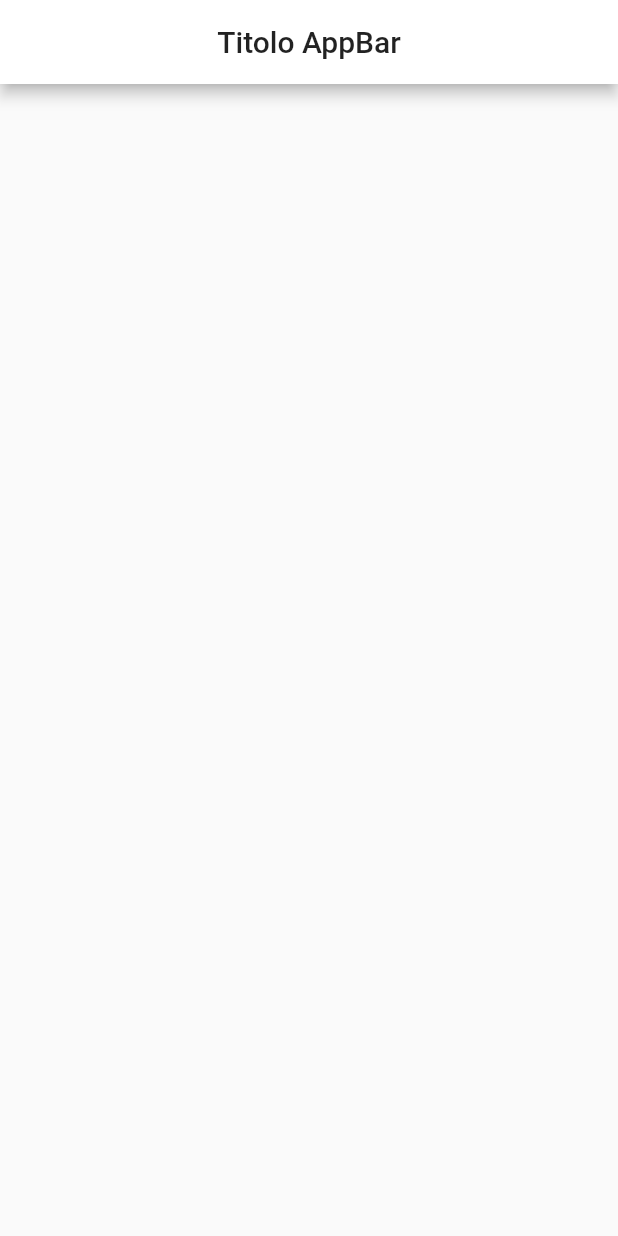
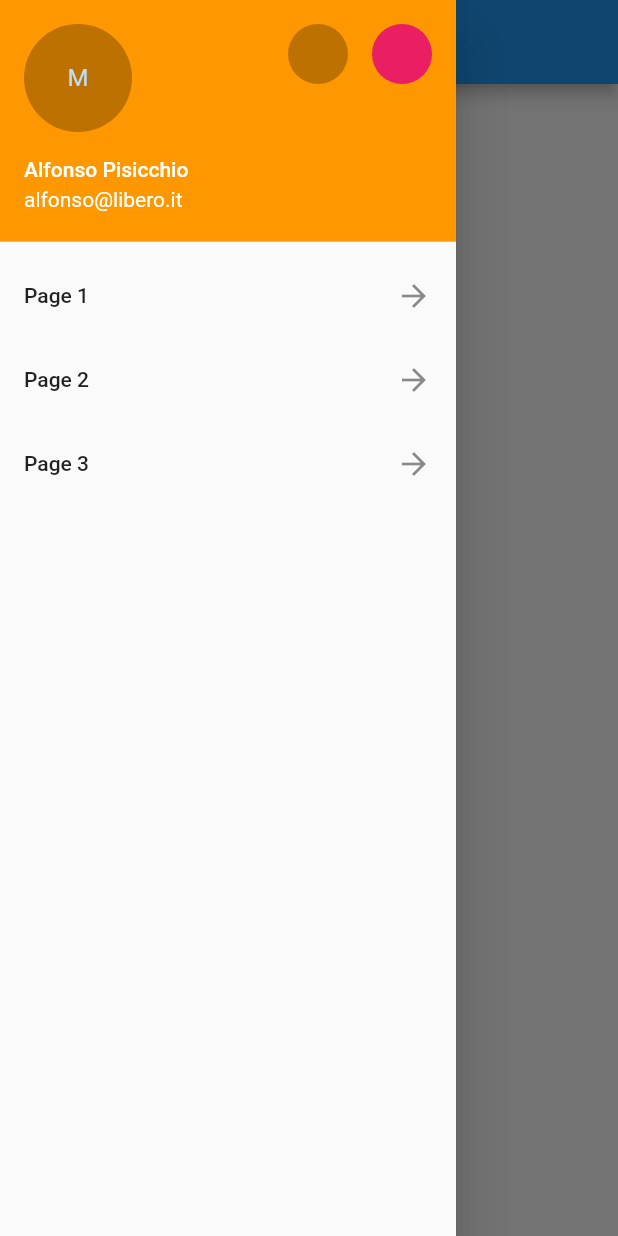
Before and after one commit to Forz70043/flutter_app, a Flutter app: the screen it shows after launch, with the side drawer open (before the commit the screen has no drawer), on a phone screen of 412 x 824 dp. Run offline on Flutter 3.47's test engine with Material 2 defaults, Android fonts, the phone set to English and light mode, and no system bars.

Commit message:
Added drawer with 3 listTile

```diff
--- a/my_app/lib/main.dart
+++ b/my_app/lib/main.dart
@@ -1,10 +1,132 @@
 import 'package:flutter/material.dart';
 import 'package:flutter/services.dart';
+import 'package:my_app/routes/routes.dart';
 
 void main() {
-  runApp(MyApp());
+  runApp(new MaterialApp(home: new Application()));
+  //runApp(MyApp());
 }
 
+class Application extends StatefulWidget {
+  @override
+  _ApplicationState createState()=> new _ApplicationState();
+}
+
+class _ApplicationState extends State<Application> {
+
+  String mtext=' ';
+
+  Widget build(BuildContext context){
+    return new Scaffold(
+      appBar: //new MyCustomAppBar(titleAppBar: 'XXX Custom',backgroundColor: 'green',centerTitle: true).getCustomAppBar(
+        new AppBar(title: new Text('AppBar Widget'),
+        /*
+        backgroundColor: Colors.lightBlue,
+        leading: new Icon(Icons.menu),
+        actions: <Widget>[
+          new IconButton(
+            icon: new Icon(Icons.arrow_forward),
+            onPressed: (){ setState((){ mtext='Arrow icon button'; } );}
+          ),
+          new IconButton(
+            icon: new Icon(Icons.close),
+            onPressed: (){
+              setState(() { mtext='this is close button'; });
+            }
+          ),
+        ],
+        centerTitle: true,
+        elevation: 30.0,
+        titleSpacing: 80.0,
+        toolbarOpacity: 0.7,
+        */
+      ),
+      drawer: new Drawer(
+        child: new ListView(
+          children: <Widget>[
+            new UserAccountsDrawerHeader(
+              accountEmail: new Text('alfonso@libero.it'),
+              accountName: new Text('Alfonso Pisicchio'),
+              currentAccountPicture: new CircleAvatar(backgroundColor: Colors.black26,child: new Text('M')),
+              decoration: new BoxDecoration(color: Colors.orange),
+              otherAccountsPictures: <Widget>[
+                new CircleAvatar(backgroundColor: Colors.black26,),
+                new CircleAvatar(backgroundColor: Colors.pink,)
+              ],
+            ),
+            new ListTile(
+              title: new Text('Page 1'),
+              trailing: new Icon(Icons.arrow_forward),
+              onTap: ()=>Navigator.of(context).push(new MaterialPageRoute(builder: (BuildContext context)=>new Routes('Page 1'))),),
+            new ListTile(
+              title: new Text('Page 2'),
+              trailing: new Icon(Icons.arrow_forward),
+              onTap: ()=>Navigator.of(context).push(new MaterialPageRoute(builder: (BuildContext context)=>new Routes('Page 2'))),),
+            new ListTile(title: new Text('Page 3'),trailing: new Icon(Icons.arrow_forward)),
+          ]
+        ),
+      ),
+      body: new Center(
+        child: new Text(mtext),
+      )
+    );
+  }
+}
+
+class MyCustomAppBar{
+  String titleAppBar, backgroundColor, textStyleColor;
+  bool automaticallyImplyLeading;
+  bool centerTitle;
+  Map actions;
+
+  MyCustomAppBar({
+    this.titleAppBar,
+    this.backgroundColor,
+    this.textStyleColor,
+    this.automaticallyImplyLeading=false ,
+    this.centerTitle=true,
+    this.actions,
+  });
+
+  Widget getCustomAppBar(){
+
+    return AppBar(
+      title: new Text(titleAppBar),
+      centerTitle: centerTitle,
+      automaticallyImplyLeading: automaticallyImplyLeading,
+
+    );
+  }
+
+}
+
+/*
+ * Class for create custom AppBar
+ */
+/*
+class MyCustomAppBar extends AppBar
+{
+  MyCustomAppBar(String titleAppBar,String iconThemeColor):super(
+    iconTheme: IconThemeData(
+      color: Colors.black,    //change color here
+    ),
+    backgroundColor: Colors.white,
+    title: Text(titleAppBar, style: TextStyle(color: Colors.black)),
+    elevation: 0.0,
+    automaticallyImplyLeading: false,
+    actions: <Widget>[
+      IconButton(
+        icon: Icon(Icons.notifications),
+        onPressed: () => null,
+      ),
+      IconButton(
+        icon: Icon(Icons.person),
+        onPressed: () => null,
+      ),
+    ],
+  );
+}
+*/
 class MyApp extends StatelessWidget {
   @override
   Widget build(BuildContext context) {
```
